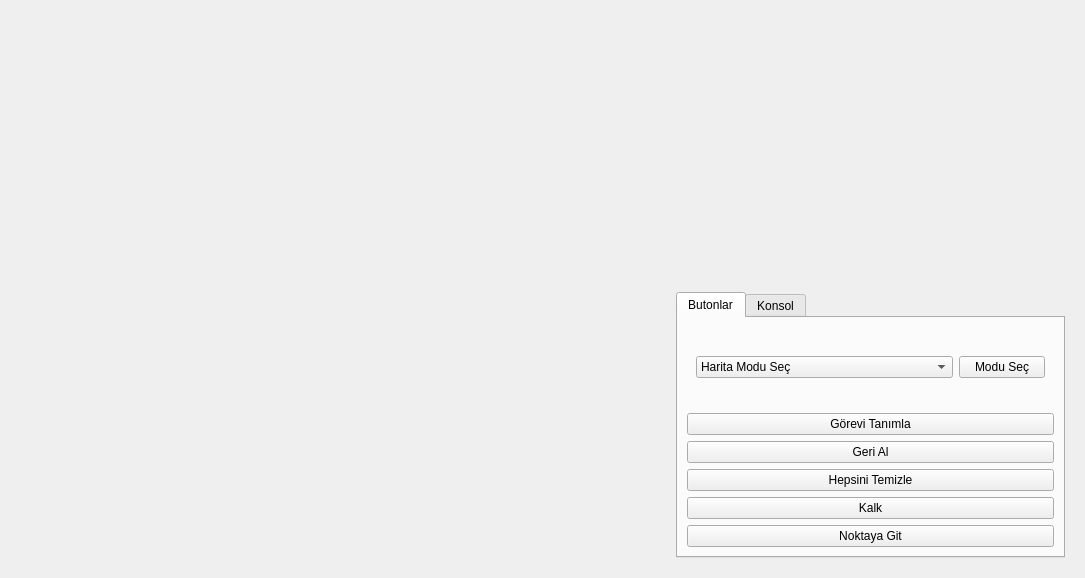
The window that uifolder/HomePage.ui (MahmutEsadErman/Ground-Control-Station-for-UAV) describes before a commit, drawn with Qt 5.
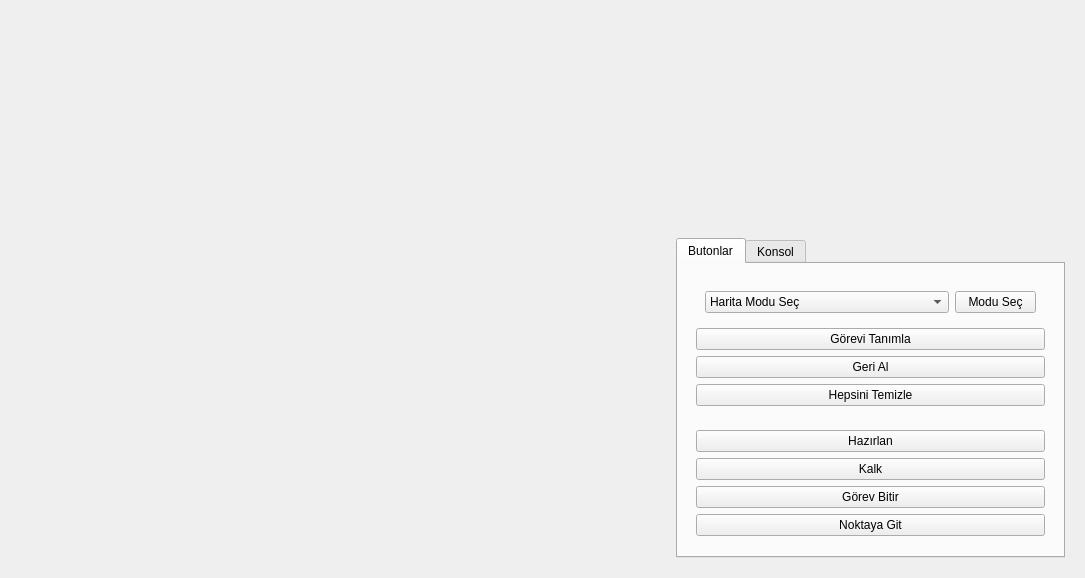
The same window after the commit.

```diff
--- a/uifolder/HomePage.ui
+++ b/uifolder/HomePage.ui
@@ -75,6 +75,15 @@
             </attribute>
             <layout class="QVBoxLayout" name="verticalLayout_3">
              <item>
+              <widget class="QFrame" name="frame">
+               <property name="frameShape">
+                <enum>QFrame::StyledPanel</enum>
+               </property>
+               <property name="frameShadow">
+                <enum>QFrame::Raised</enum>
+               </property>
+               <layout class="QVBoxLayout" name="verticalLayout_4">
+                <item>
               <widget class="QWidget" name="widget" native="true">
                <layout class="QHBoxLayout" name="horizontalLayout" stretch="3,1">
                 <item>
@@ -132,6 +141,25 @@
                </property>
               </widget>
              </item>
+               </layout>
+              </widget>
+             </item>
+             <item>
+              <widget class="QFrame" name="frame_3">
+               <property name="frameShape">
+                <enum>QFrame::StyledPanel</enum>
+               </property>
+               <property name="frameShadow">
+                <enum>QFrame::Raised</enum>
+               </property>
+               <layout class="QVBoxLayout" name="verticalLayout_5">
+                <item>
+                 <widget class="QPushButton" name="pushButton_2">
+                  <property name="text">
+                   <string>Hazırlan</string>
+                  </property>
+                 </widget>
+                </item>
              <item>
               <widget class="QPushButton" name="btn_takeoff">
                <property name="text">
@@ -139,11 +167,21 @@
                </property>
               </widget>
              </item>
+                <item>
+                 <widget class="QPushButton" name="btn_abort">
+                  <property name="text">
+                   <string>Görev Bitir</string>
+                  </property>
+                 </widget>
+                </item>
              <item>
               <widget class="QPushButton" name="btn_move">
                <property name="text">
                 <string>Noktaya Git</string>
                </property>
+                 </widget>
+                </item>
+               </layout>
               </widget>
              </item>
             </layout>
```
Lines whose indentation alone changed are shown as unchanged.
